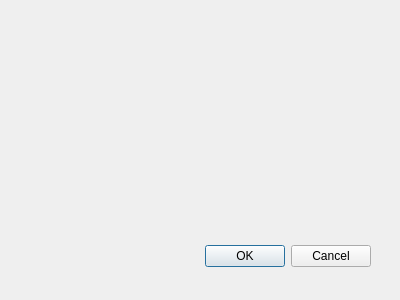
Old version of the form src/dialogs/plugindialog.ui in the repository PhotoFlare/photoflare.
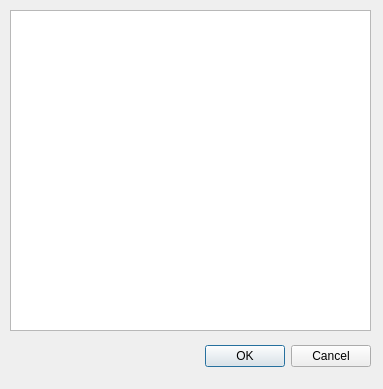
New version of the form.

Commit message: Add the PluginDialog with basic plugin listing

The edit to the form file:
```diff
--- a/src/dialogs/plugindialog.ui
+++ b/src/dialogs/plugindialog.ui
@@ -8,8 +8,8 @@
    <rect>
     <x>0</x>
     <y>0</y>
-    <width>400</width>
-    <height>300</height>
+    <width>383</width>
+    <height>389</height>
    </rect>
   </property>
   <property name="windowTitle">
@@ -18,9 +18,9 @@
   <widget name="buttonBox" class="QDialogButtonBox">
    <property name="geometry">
     <rect>
-     <x>30</x>
-     <y>240</y>
-     <width>341</width>
+     <x>10</x>
+     <y>340</y>
+     <width>361</width>
      <height>32</height>
     </rect>
    </property>
@@ -31,6 +31,16 @@
     <set>QDialogButtonBox::Cancel|QDialogButtonBox::Ok</set>
    </property>
   </widget>
+  <widget class="QListWidget" name="listWidget">
+   <property name="geometry">
+    <rect>
+     <x>10</x>
+     <y>10</y>
+     <width>361</width>
+     <height>321</height>
+    </rect>
+   </property>
+  </widget>
  </widget>
  <pixmapfunction/>
  <resources/>
```
Left out of the diff: 11 changed lines with no effect on the pictures. The commit also changes 1 other file.
